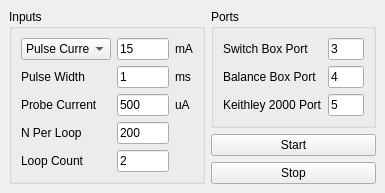
First picture: the form in switching_GUI_layoutfile.ui, repository uonelisa/instruments, before the edit.
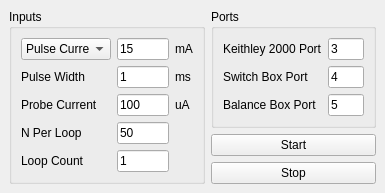
Second picture: the form after the edit.

Commit message: Fixed to make working. I think this is the branch to use.

```diff
--- a/switching_GUI_layoutfile.ui
+++ b/switching_GUI_layoutfile.ui
@@ -89,7 +89,7 @@
        <item row="2" column="1">
         <widget class="QLineEdit" name="probe_current_box">
          <property name="text">
-          <string>500</string>
+          <string>100</string>
          </property>
         </widget>
        </item>
@@ -110,7 +110,7 @@
        <item row="3" column="1">
         <widget class="QLineEdit" name="measurement_count_box">
          <property name="text">
-          <string>200</string>
+          <string>50</string>
          </property>
         </widget>
        </item>
@@ -124,7 +124,7 @@
        <item row="4" column="1">
         <widget class="QLineEdit" name="loop_count_box">
          <property name="text">
-          <string>2</string>
+          <string>1</string>
          </property>
         </widget>
        </item>
@@ -139,45 +139,45 @@
          <string>Ports</string>
         </property>
         <layout class="QFormLayout" name="formLayout">
-         <item row="0" column="0">
+         <item row="1" column="0">
           <widget class="QLabel" name="sb_port_label">
            <property name="text">
             <string>Switch Box Port</string>
            </property>
           </widget>
          </item>
-         <item row="0" column="1">
+         <item row="1" column="1">
           <widget class="QLineEdit" name="sb_port_box">
            <property name="text">
-            <string>3</string>
+            <string>4</string>
            </property>
           </widget>
          </item>
-         <item row="1" column="0">
+         <item row="2" column="0">
           <widget class="QLabel" name="bb_port_label">
            <property name="text">
             <string>Balance Box Port</string>
            </property>
           </widget>
          </item>
-         <item row="2" column="0">
+         <item row="2" column="1">
+          <widget class="QLineEdit" name="bb_port_box">
+           <property name="text">
+            <string>5</string>
+           </property>
+          </widget>
+         </item>
+         <item row="0" column="0">
           <widget class="QLabel" name="dmm_port_label">
            <property name="text">
             <string>Keithley 2000 Port</string>
            </property>
           </widget>
          </item>
-         <item row="2" column="1">
+         <item row="0" column="1">
           <widget class="QLineEdit" name="dmm_port_box">
            <property name="text">
-            <string>5</string>
-           </property>
-          </widget>
-         </item>
-         <item row="1" column="1">
-          <widget class="QLineEdit" name="bb_port_box">
-           <property name="text">
-            <string>4</string>
+            <string>3</string>
            </property>
           </widget>
          </item>
```
The commit also changes 1 other file.
